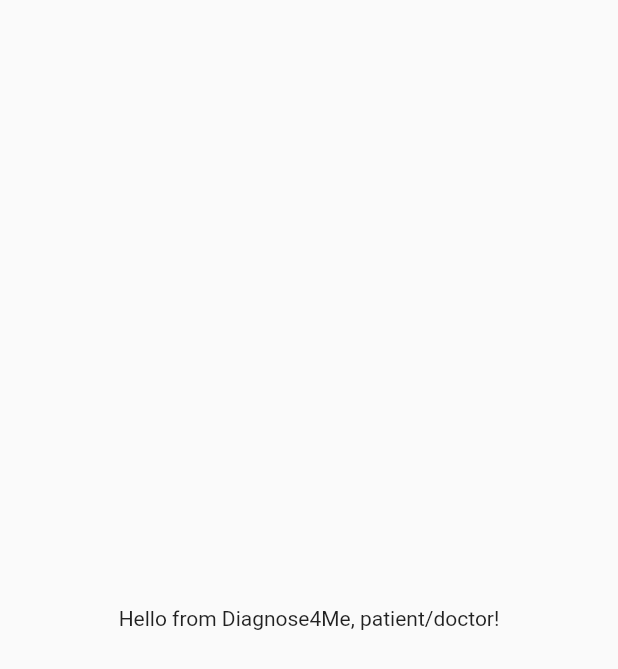
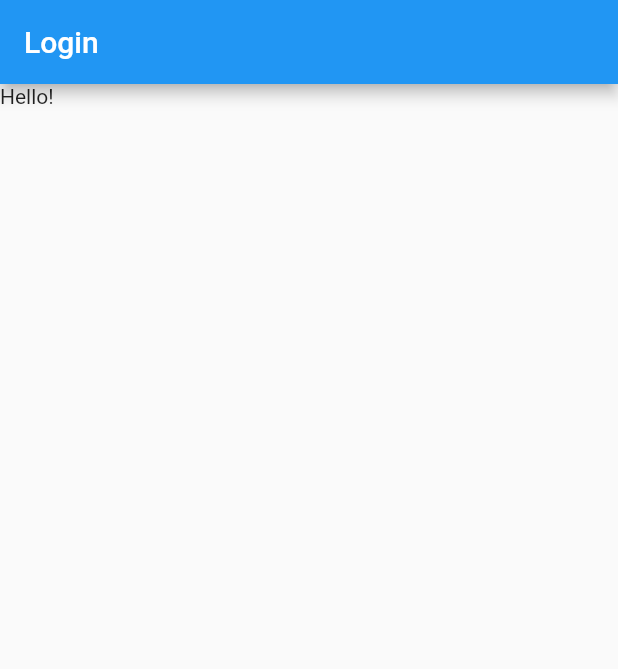
Before and after one commit to latived/diag4me, a Flutter app: the screen it shows after launch, on a phone screen of 412 x 824 dp. Shown: the top 669 px of the screen. Run offline on Flutter 3.47's test engine with Material 2 defaults, Android fonts, the phone set to English and light mode, and no system bars.

Commit message:
Add login page

```diff
--- a/diagnose4me/lib/main.dart
+++ b/diagnose4me/lib/main.dart
@@ -1,17 +1,32 @@
 import 'package:flutter/material.dart';
 
 void main() => runApp(MyApp());
+
+class LoginSignUpPage extends StatelessWidget {
+
+  @override
+  Widget build(BuildContext context) {
+    return Scaffold(
+      appBar: AppBar(
+        title: Text('Login'),
+      ),
+      body: Container(
+        child: Text('Hello!')
+      ),
+    );
+  }
+}
 
 class MyApp extends StatelessWidget {
 
   @override
   Widget build(BuildContext context) {
     return MaterialApp(
-      home: Scaffold(
-        body: Center(
-          child: Text('Hello from Diagnose4Me, patient/doctor!'),
-        ),
-      )
+      title: 'Login',
+      theme: ThemeData(
+        primarySwatch: Colors.blue,
+      ),
+      home: LoginSignUpPage(),
     );
   }
 }
```
